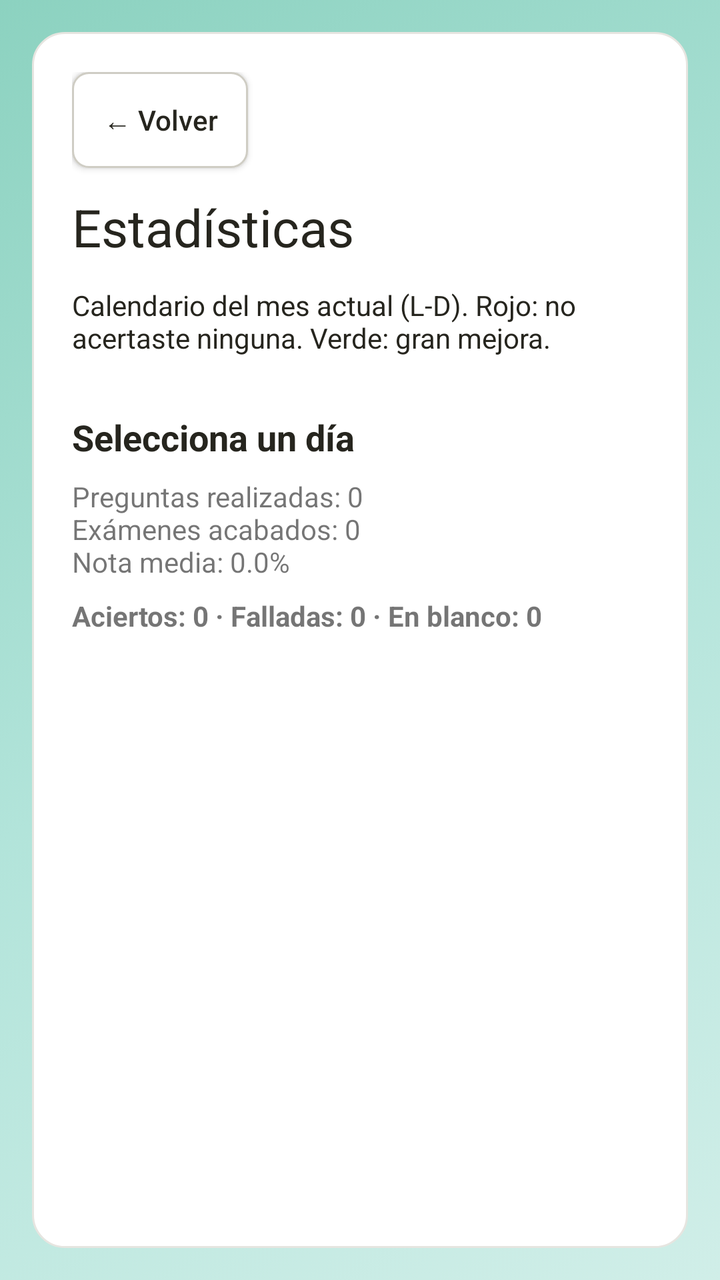
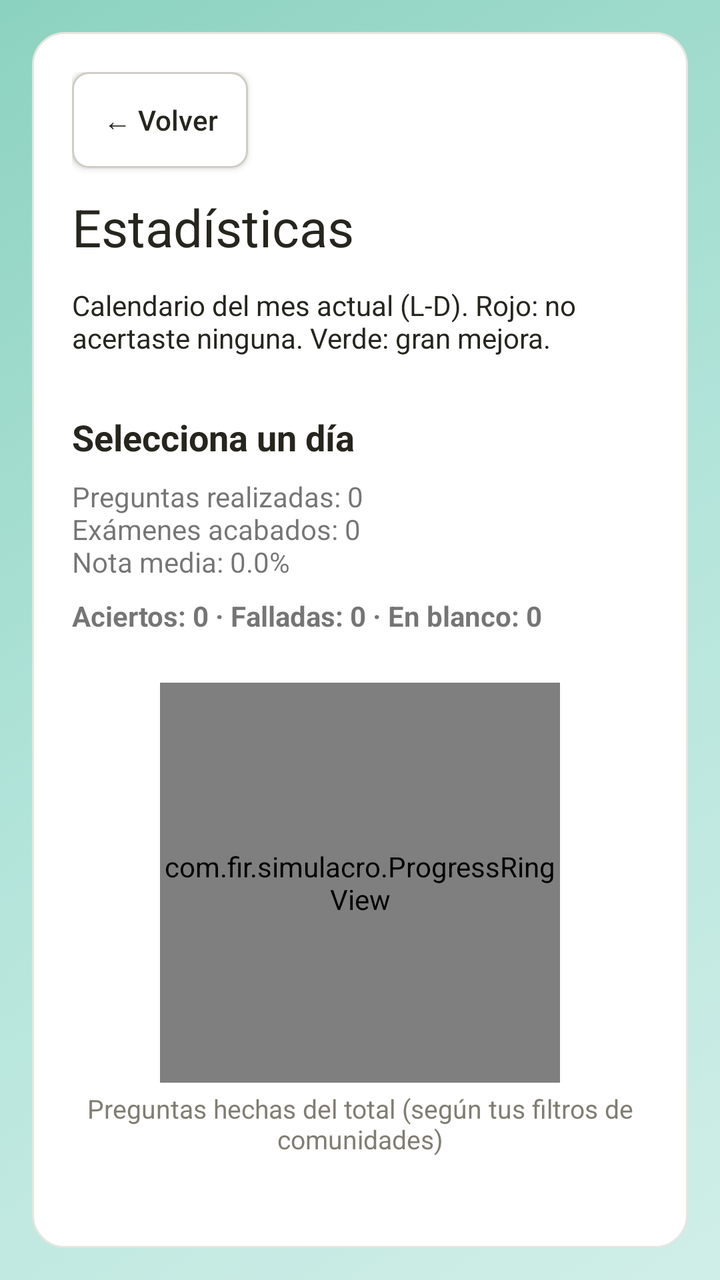

Compare the two renders of this Android layout. The source of the first and the diff that turns it into the second are given below.
<!-- AndroidManifest.xml: application theme Theme.AppCompat.Light.NoActionBar -->
<!-- res/layout/activity_statistics.xml -->
<?xml version="1.0" encoding="utf-8"?>
<ScrollView xmlns:android="http://schemas.android.com/apk/res/android"
    android:layout_width="match_parent"
    android:layout_height="match_parent"
    android:background="@drawable/bg_gradient_anim"
    android:padding="16dp"
    android:fillViewport="true">

    <LinearLayout
        android:layout_width="match_parent"
        android:layout_height="wrap_content"
        android:background="@drawable/pastel_panel"
        android:orientation="vertical"
        android:padding="20dp">

        <Button
            android:id="@+id/backButton"
            android:layout_width="wrap_content"
            android:layout_height="wrap_content"
            android:layout_marginBottom="12dp"
            android:background="@drawable/button_soft_action"
            android:text="← Volver"
            android:textAllCaps="false"
            android:textColor="@color/ink" />

        <TextView
            android:layout_width="wrap_content"
            android:layout_height="wrap_content"
            android:text="Estadísticas"
            android:textColor="@color/ink"
            android:textSize="26sp" />

        <TextView
            android:layout_width="match_parent"
            android:layout_height="wrap_content"
            android:layout_marginTop="12dp"
            android:text="Calendario del mes actual (L-D). Rojo: no acertaste ninguna. Verde: gran mejora."
            android:textColor="@color/ink" />

        <TextView
            android:id="@+id/noHeatmapDataText"
            android:layout_width="match_parent"
            android:layout_height="wrap_content"
            android:layout_marginTop="8dp"
            android:text="Aún no hay actividad este mes."
            android:visibility="gone" />

        <LinearLayout
            android:id="@+id/heatmapCalendarContainer"
            android:layout_width="match_parent"
            android:layout_height="wrap_content"
            android:layout_marginTop="10dp"
            android:orientation="vertical" />

        <TextView
            android:id="@+id/selectedDayTitleText"
            android:layout_width="match_parent"
            android:layout_height="wrap_content"
            android:layout_marginTop="18dp"
            android:text="Selecciona un día"
            android:textColor="@color/ink"
            android:textSize="18sp"
            android:textStyle="bold" />

        <TextView
            android:id="@+id/selectedDaySummaryText"
            android:layout_width="match_parent"
            android:layout_height="wrap_content"
            android:layout_marginTop="8dp"
            android:text="Preguntas realizadas: 0&#10;Exámenes acabados: 0&#10;Nota media: 0.0%" />

        <TextView
            android:id="@+id/selectedDayAnswersText"
            android:layout_width="match_parent"
            android:layout_height="wrap_content"
            android:layout_marginTop="8dp"
            android:text="Aciertos: 0 · Falladas: 0 · En blanco: 0"
            android:textStyle="bold" />
    </LinearLayout>
</ScrollView>
<!-- resources referenced by this layout -->
<resources>
  <color name="ink">#26251e</color>
  <!-- drawable bg_gradient_anim (drawable) -->
  ﻿<?xml version="1.0" encoding="utf-8"?>
  <animation-list xmlns:android="http://schemas.android.com/apk/res/android"
      android:oneshot="false">
      <item android:duration="3000">
          <shape android:shape="rectangle">
              <gradient
                  android:angle="135"
                  android:startColor="#FFD0EEE8"
                  android:centerColor="#FFB2E4DA"
                  android:endColor="#FF8CD2C0"
                  android:type="linear" />
          </shape>
      </item>
      <item android:duration="3000">
          <shape android:shape="rectangle">
              <gradient
                  android:angle="45"
                  android:startColor="#FF8CD2C0"
                  android:centerColor="#FFA8DDD2"
                  android:endColor="#FFD0EEE8"
                  android:type="linear" />
          </shape>
      </item>
      <item android:duration="3000">
          <shape android:shape="rectangle">
              <gradient
                  android:angle="90"
                  android:startColor="#FFB2E4DA"
                  android:centerColor="#FFD0EEE8"
                  android:endColor="#FF8CD2C0"
                  android:type="linear" />
          </shape>
      </item>
      <item android:duration="3000">
          <shape android:shape="rectangle">
              <gradient
                  android:angle="270"
                  android:startColor="#FFEAF7F4"
                  android:centerColor="#FF8CD2C0"
                  android:endColor="#FFB2E4DA"
                  android:type="linear" />
          </shape>
      </item>
  </animation-list>
  <!-- drawable button_soft_action (drawable) -->
  ﻿<?xml version="1.0" encoding="utf-8"?>
  <ripple xmlns:android="http://schemas.android.com/apk/res/android"
      android:color="#FF70BFA9">
      <item android:id="@android:id/mask">
          <shape android:shape="rectangle">
              <solid android:color="#FFFFFFFF" />
              <corners android:radius="8dp" />
          </shape>
      </item>
      <item>
          <selector>
              <item android:state_pressed="true">
                  <shape android:shape="rectangle">
                      <solid android:color="#FFB2E4DA" />
                      <corners android:radius="8dp" />
                      <stroke android:width="2dp" android:color="#FF70BFA9" />
                  </shape>
              </item>
              <item>
                  <shape android:shape="rectangle">
                      <solid android:color="@color/surface_card" />
                      <corners android:radius="8dp" />
                      <stroke android:width="1dp" android:color="@color/hairline_strong" />
                  </shape>
              </item>
          </selector>
      </item>
  </ripple>
  <!-- drawable pastel_panel (drawable) -->
  <?xml version="1.0" encoding="utf-8"?>
  <shape xmlns:android="http://schemas.android.com/apk/res/android"
      android:shape="rectangle">
      <solid android:color="@android:color/white" />
      <corners android:radius="16dp" />
      <stroke
          android:width="1dp"
          android:color="@color/hairline" />
  </shape>
  <color name="surface_card">#ffffff</color>
  <color name="hairline_strong">#cfcdc4</color>
  <color name="hairline">#e6e5e0</color>
</resources>

<!-- the commit's change to res/layout/activity_statistics.xml (unified diff, before → after) -->
@@ -76,5 +76,21 @@
             android:layout_marginTop="8dp"
             android:text="Aciertos: 0 · Falladas: 0 · En blanco: 0"
             android:textStyle="bold" />
+
+        <com.fir.simulacro.ProgressRingView
+            android:id="@+id/progressRing"
+            android:layout_width="200dp"
+            android:layout_height="200dp"
+            android:layout_gravity="center_horizontal"
+            android:layout_marginTop="24dp" />
+
+        <TextView
+            android:layout_width="match_parent"
+            android:layout_height="wrap_content"
+            android:layout_marginTop="4dp"
+            android:gravity="center"
+            android:text="Preguntas hechas del total (según tus filtros de comunidades)"
+            android:textColor="@color/muted"
+            android:textSize="13sp" />
     </LinearLayout>
 </ScrollView>
<!-- resource entries referenced after the edit -->
@@ -1,6 +1,7 @@
 <!-- resources referenced by this layout -->
 <resources>
   <color name="ink">#26251e</color>
+  <color name="muted">#807d72</color>
   <!-- drawable bg_gradient_anim (drawable) -->
   ﻿<?xml version="1.0" encoding="utf-8"?>
   <animation-list xmlns:android="http://schemas.android.com/apk/res/android"
